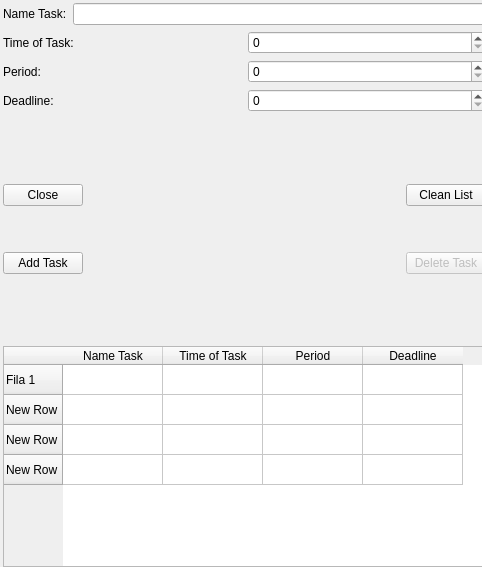
Before: the Qt Designer form addtask.ui in feichay10/Cliente-Proyecto-Final-SOA, drawn with Qt 5.
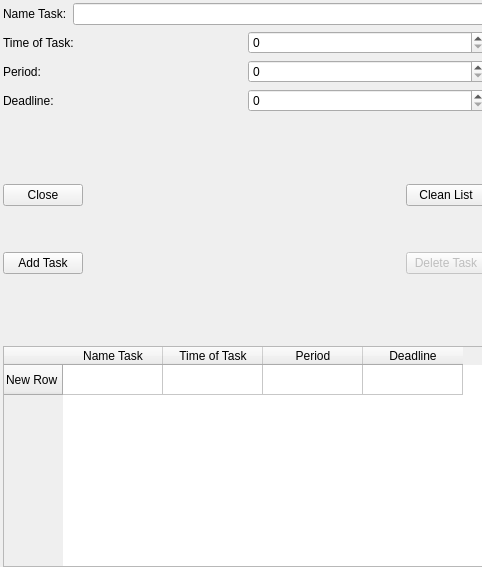
After: the same form once the commit is applied.

```diff
--- a/addtask.ui
+++ b/addtask.ui
@@ -245,21 +245,6 @@
         <height>221</height>
        </size>
       </property>
-      <row>
-       <property name="text">
-        <string>Fila 1</string>
-       </property>
-      </row>
-      <row>
-       <property name="text">
-        <string>New Row</string>
-       </property>
-      </row>
-      <row>
-       <property name="text">
-        <string>New Row</string>
-       </property>
-      </row>
       <row>
        <property name="text">
         <string>New Row</string>
```
